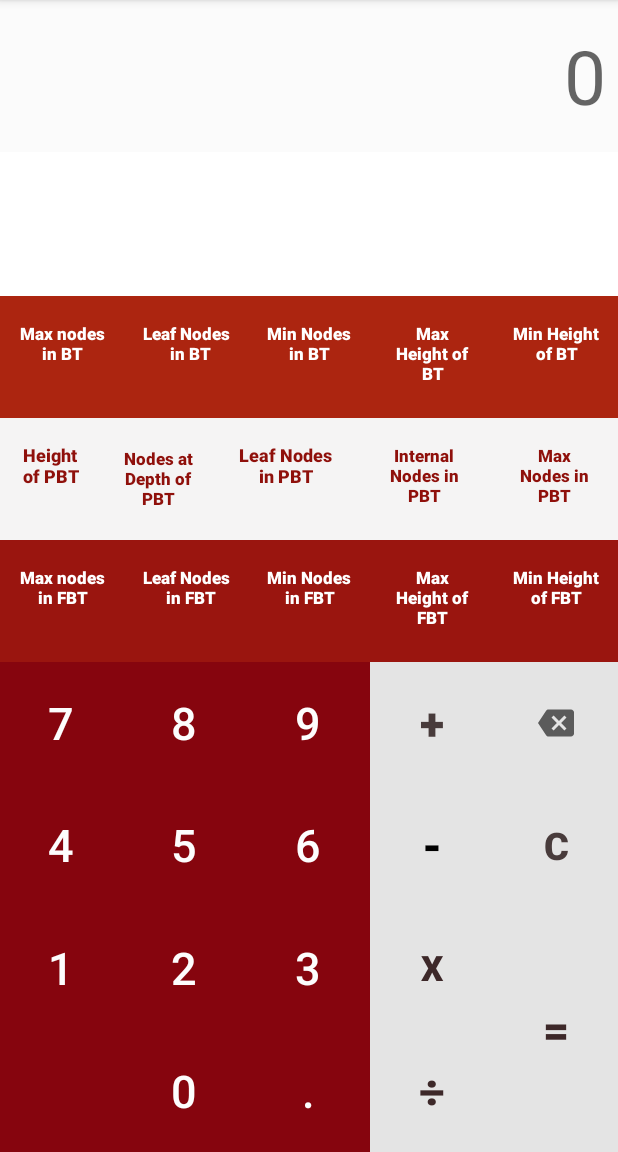
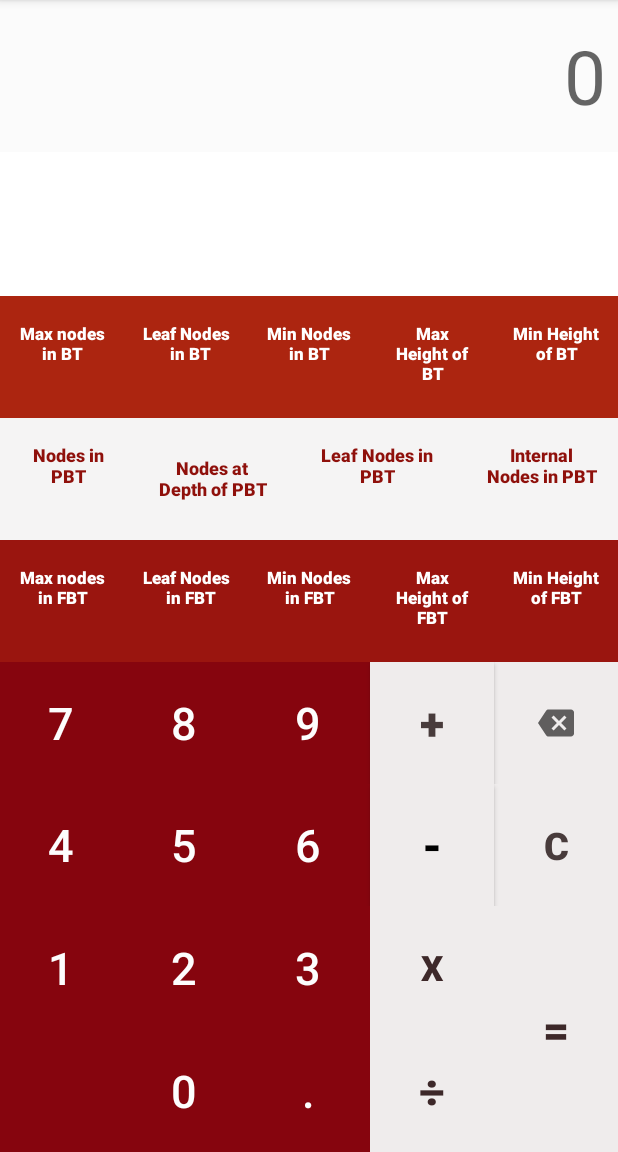
Before and after one commit to Khushank1120/DSCalc, an Android app: the screen it shows after launch (MainActivity), on a phone screen of 412 x 824 dp, the part 84-1236 px from its top. Run offline under Robolectric (Android 15) with nearby library versions, the phone set to English and light mode, and no system bars.

Commit message:
Commit-4 Final version ready

```diff
--- a/app/src/main/res/layout/activity_main.xml
+++ b/app/src/main/res/layout/activity_main.xml
@@ -111,14 +111,15 @@
         android:layout_weight="1"
         android:background="#41E3E0E0"
         android:orientation="horizontal"
-        android:weightSum="5" >
+        android:weightSum="4" >
 
         <Button
             style="@style/Widget.AppCompat.Button.Borderless"
             android:layout_width="9dp"
             android:layout_height="63dp"
             android:layout_weight="1"
-            android:text="Height of PBT"
+            android:onClick="btnClick_nodesInPBT"
+            android:text="Nodes in PBT"
             android:textAllCaps="false"
             android:textColor="#8F100B"
             android:textSize="12sp"
@@ -130,11 +131,12 @@
             android:layout_height="63dp"
             android:layout_gravity="center|end|left"
             android:layout_weight="1"
+            android:onClick="btnClick_nodesDepthPBT"
             android:textStyle="bold"
             android:text="Nodes at Depth of PBT"
             android:textAllCaps="false"
             android:textColor="#8F100B"
-            android:textSize="11sp" />
+            android:textSize="12sp" />
 
         <Button
             style="@style/Widget.AppCompat.Button.Borderless"
@@ -142,6 +144,7 @@
             android:layout_height="63dp"
             android:layout_weight="1"
             android:text="Leaf Nodes in PBT"
+            android:onClick="btnClick_leafNodesPBT"
             android:textAllCaps="false"
             android:textColor="#8F100B"
             android:textSize="12sp"
@@ -151,22 +154,12 @@
             style="@style/Widget.AppCompat.Button.Borderless"
             android:layout_width="20dp"
             android:layout_height="63dp"
-            android:layout_weight="1.25"
+            android:layout_weight="1"
             android:text="Internal Nodes in PBT"
+            android:onClick="btnClick_internalNodesPBT"
             android:textAllCaps="false"
             android:textColor="#8F100B"
-            android:textSize="11.2sp"
-            android:textStyle="bold" />
-
-        <Button
-            style="@style/Widget.AppCompat.Button.Borderless"
-            android:layout_width="40dp"
-            android:layout_height="63dp"
-            android:layout_weight="0.72"
-            android:text="Max Nodes in PBT"
-            android:textAllCaps="false"
-            android:textColor="#8F100B"
-            android:textSize="11.25sp"
+            android:textSize="12sp"
             android:textStyle="bold" />
 
     </LinearLayout>
@@ -186,6 +179,7 @@
             android:layout_weight="1"
             android:textStyle="bold"
             android:text="Max nodes in FBT"
+            android:onClick="btnClick_minNodesFBT"
             android:textAllCaps="false"
             android:textColor="#FFFFFF"
             android:textSize="11sp" />
@@ -217,6 +211,7 @@
             android:layout_height="63dp"
             android:layout_weight="1"
             android:text="Max Height of FBT"
+            android:onClick="btnClick_maxHeightFBT"
             android:textAllCaps="false"
             android:textColor="#FFFFFF"
             android:textSize="11sp"
@@ -226,6 +221,7 @@
             android:layout_width="10dp"
             android:layout_height="63dp"
             android:layout_weight="1"
+            android:onClick="btnClick_minHeightFBT"
             android:textStyle="bold"
             android:text="Min Height of FBT"
             android:textAllCaps="false"
@@ -233,7 +229,6 @@
             android:textSize="11sp" />
 
     </LinearLayout>
-
 
     <LinearLayout
         android:layout_width="match_parent"
@@ -276,11 +271,10 @@
             android:textSize="30dp" />
 
         <Button
-            style="@style/Widget.AppCompat.Button.Borderless"
             android:layout_width="0dp"
             android:layout_height="match_parent"
             android:layout_weight="1"
-            android:background="#E4E4E4"
+            android:background="#EFECEC"
             android:onClick="btnClick_add"
             android:text="+"
             android:textColor="#483B3B"
@@ -292,7 +286,7 @@
             android:layout_width="0dp"
             android:layout_height="match_parent"
             android:layout_weight="1"
-            android:background="#E4E4E4"
+            android:background="#EFECEC"
             android:onClick="btnClick_delete"
             android:src="@drawable/ic_baseline_backspace_24"
             android:textSize="30dp" />
@@ -340,11 +334,10 @@
             android:textSize="30dp" />
 
         <Button
-            style="@style/Widget.AppCompat.Button.Borderless"
             android:layout_width="0dp"
             android:layout_height="match_parent"
             android:layout_weight="1"
-            android:background="#E4E4E4"
+            android:background="#EFECEC"
             android:onClick="btnClick_subtract"
             android:text="-"
             android:textColor="#000000"
@@ -356,7 +349,7 @@
             android:layout_width="0dp"
             android:layout_height="match_parent"
             android:layout_weight="1"
-            android:background="#E4E4E4"
+            android:background="#EFECEC"
             android:onClick="btnClick_clear"
             android:text="C"
             android:textColor="#483B3B"
@@ -426,7 +419,7 @@
                     android:layout_width="0dp"
                     android:layout_height="match_parent"
                     android:layout_weight="1"
-                    android:background="#E4E4E4"
+                    android:background="#EFECEC"
                     android:onClick="btnClick_multiply"
                     android:text="X"
                     android:textColor="#3D2829"
@@ -442,6 +435,7 @@
                 android:layout_weight="1"
                 android:orientation="horizontal"
                 android:weightSum="4">
+
                 <View
                     android:layout_width="0dp"
                     android:layout_height="match_parent"
@@ -475,7 +469,7 @@
                     android:layout_width="0dp"
                     android:layout_height="match_parent"
                     android:layout_weight="1"
-                    android:background="#E4E4E4"
+                    android:background="#EFECEC"
                     android:onClick="btnClick_divide"
                     android:text="÷"
                     android:textColor="#3D2829"
@@ -487,6 +481,7 @@
         </LinearLayout>
 
         <LinearLayout
+
             android:layout_width="0dp"
             android:layout_height="match_parent"
             android:layout_weight="1"
@@ -498,7 +493,7 @@
                 android:layout_width="match_parent"
                 android:layout_height="0dp"
                 android:layout_weight="1"
-                android:background="#E4E4E4"
+                android:background="#EFECEC"
                 android:onClick="btnClick_equal"
                 android:text="="
                 android:textColor="#3D2829"
```
Also changed, not shown: app/src/main/java/com/example/dscalculator/MainActivity.java (+106 -10 lines).
